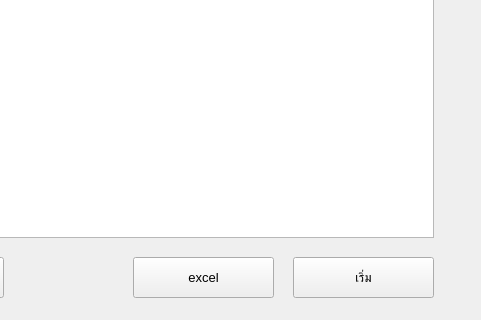
Above: check_moph_id.ui from tehnplk/OneID before the change; both pictures show x 327 to 808 and y 263 to 583 of the 808 by 583 pixel window. Below: the same form after it.
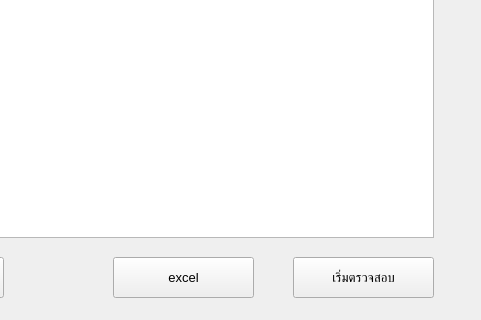
That is the form after the change. Icons and pictures are not drawn.

Patch:
```diff
--- a/check_moph_id.ui
+++ b/check_moph_id.ui
@@ -90,13 +90,13 @@
      </font>
     </property>
     <property name="text">
-     <string>เริ่ม</string>
+     <string>เริ่มตรวจสอบ</string>
     </property>
    </widget>
    <widget class="QPushButton" name="btn_excel">
     <property name="geometry">
      <rect>
-      <x>460</x>
+      <x>440</x>
       <y>520</y>
       <width>141</width>
       <height>41</height>
```
